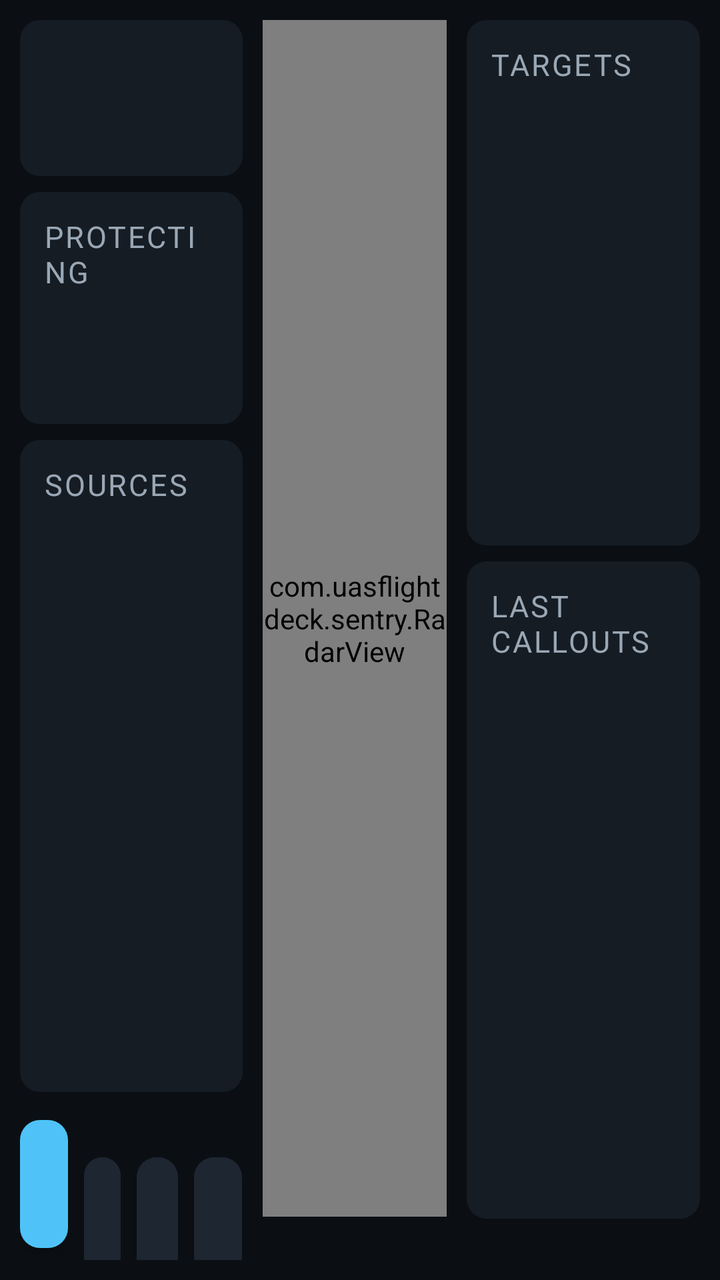
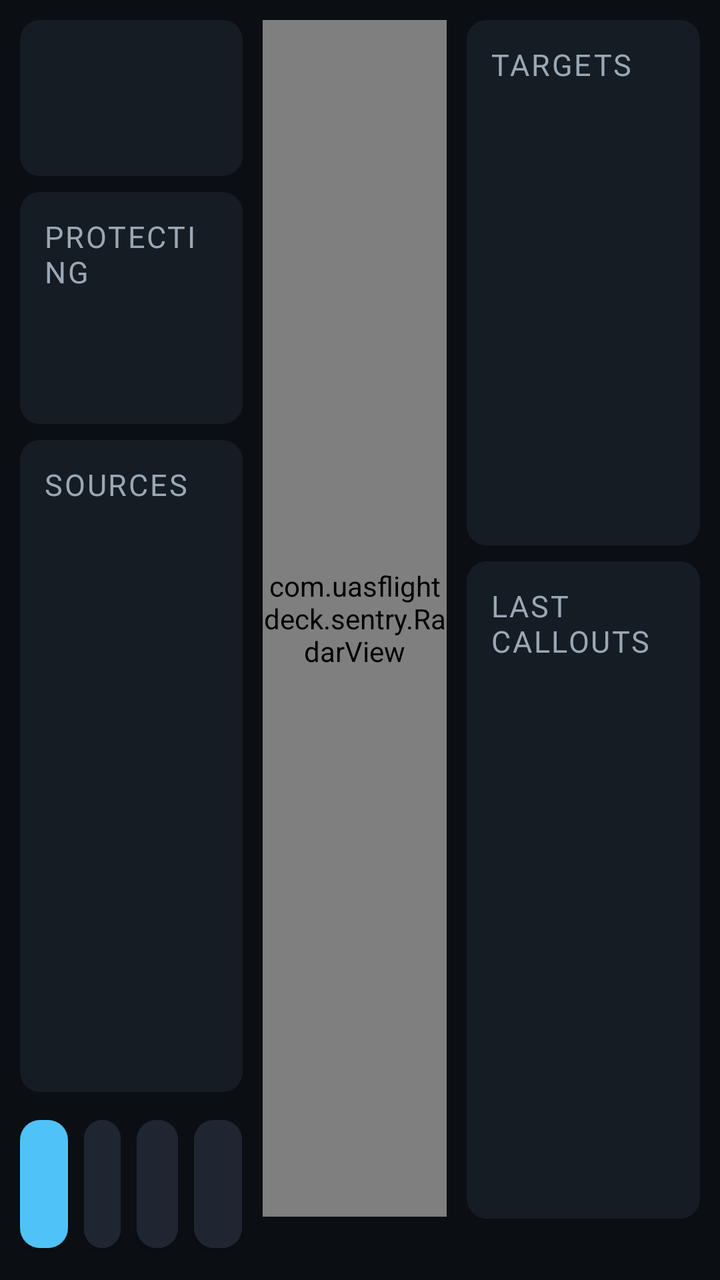

The first picture is an Android layout as it rendered before a commit; the second is the same layout after the commit. The layout source and the unified diff follow.
<!-- AndroidManifest.xml: application theme Theme.Sentry -->
<!-- res/layout/activity_main.xml -->
<?xml version="1.0" encoding="utf-8"?>
<LinearLayout xmlns:android="http://schemas.android.com/apk/res/android"
    android:layout_width="match_parent"
    android:layout_height="match_parent"
    android:background="@color/bg"
    android:orientation="horizontal"
    android:padding="10dp">

    
    <LinearLayout
        android:layout_width="0dp"
        android:layout_height="match_parent"
        android:layout_weight="1.15"
        android:orientation="vertical">

        <TextView
            android:id="@+id/banner"
            android:layout_width="match_parent"
            android:layout_height="wrap_content"
            android:background="@drawable/panel_bg"
            android:gravity="center_vertical"
            android:minHeight="78dp"
            android:paddingHorizontal="14dp"
            android:paddingVertical="8dp"
            android:textColor="@color/bg"
            android:textSize="28sp"
            android:textStyle="bold" />

        <ProgressBar
            android:id="@+id/replayProgress"
            style="?android:attr/progressBarStyleHorizontal"
            android:layout_width="match_parent"
            android:layout_height="8dp"
            android:layout_marginTop="4dp"
            android:max="1000"
            android:progressTint="@color/replay"
            android:visibility="gone" />

        <TextView
            android:id="@+id/updateBanner"
            android:layout_width="match_parent"
            android:layout_height="wrap_content"
            android:layout_marginTop="6dp"
            android:background="@drawable/panel_bg"
            android:paddingHorizontal="14dp"
            android:paddingVertical="8dp"
            android:textColor="@color/caution"
            android:textSize="17sp"
            android:textStyle="bold"
            android:visibility="gone" />

        <LinearLayout
            style="@style/Sentry.Panel"
            android:layout_width="match_parent"
            android:layout_height="wrap_content"
            android:layout_marginTop="8dp"
            android:orientation="vertical">
            <TextView android:id="@+id/droneLabel" style="@style/Sentry.Label" android:layout_width="wrap_content" android:layout_height="wrap_content" android:text="Protecting" />
            <TextView android:id="@+id/drone" style="@style/Sentry.Value" android:layout_width="match_parent" android:layout_height="wrap_content" android:textSize="24sp" android:textStyle="bold" />
            <TextView android:id="@+id/droneDetail" android:layout_width="match_parent" android:layout_height="wrap_content" android:textColor="@color/dim" android:textSize="16sp" />
        </LinearLayout>

        <LinearLayout
            style="@style/Sentry.Panel"
            android:layout_width="match_parent"
            android:layout_height="0dp"
            android:layout_marginTop="8dp"
            android:layout_weight="1"
            android:orientation="vertical">
            <TextView style="@style/Sentry.Label" android:layout_width="wrap_content" android:layout_height="wrap_content" android:text="Sources" />
            <TextView android:id="@+id/sources" android:layout_width="match_parent" android:layout_height="wrap_content" android:fontFamily="monospace" android:textSize="16sp" android:lineSpacingExtra="4dp" />
        </LinearLayout>

        <LinearLayout
            android:layout_width="match_parent"
            android:layout_height="wrap_content"
            android:layout_marginTop="8dp"
            android:orientation="horizontal">
            <com.google.android.material.button.MaterialButton
                android:id="@+id/btnArm"
                style="@style/Sentry.Button"
                android:layout_width="0dp"
                android:layout_height="76dp"
                android:layout_weight="1.05"
                android:textSize="20sp" />
            <com.google.android.material.button.MaterialButton
                android:id="@+id/btnTest"
                style="@style/Sentry.Button"
                android:layout_width="0dp"
                android:layout_height="76dp"
                android:layout_marginStart="8dp"
                android:layout_weight="0.8"
                android:backgroundTint="@color/panel2"
                android:text="Test"
                android:textSize="16sp"
                android:textColor="@color/ink" />
            <com.google.android.material.button.MaterialButton
                android:id="@+id/btnPick"
                style="@style/Sentry.Button"
                android:layout_width="0dp"
                android:layout_height="76dp"
                android:layout_marginStart="8dp"
                android:layout_weight="0.9"
                android:backgroundTint="@color/panel2"
                android:text="Drone…"
                android:textSize="16sp"
                android:textColor="@color/ink" />
            <com.google.android.material.button.MaterialButton
                android:id="@+id/btnSettings"
                style="@style/Sentry.Button"
                android:layout_width="0dp"
                android:layout_height="76dp"
                android:layout_marginStart="8dp"
                android:layout_weight="1.05"
                android:backgroundTint="@color/panel2"
                android:text="Settings"
                android:textSize="16sp"
                android:textColor="@color/ink" />
        </LinearLayout>
    </LinearLayout>

    
    <LinearLayout
        android:layout_width="0dp"
        android:layout_height="match_parent"
        android:layout_marginStart="10dp"
        android:layout_weight="0.95"
        android:gravity="center_horizontal"
        android:orientation="vertical">
        <com.uasflightdeck.sentry.RadarView
            android:id="@+id/radar"
            android:layout_width="match_parent"
            android:layout_height="0dp"
            android:layout_weight="1" />
        <TextView
            android:id="@+id/zones"
            android:layout_width="match_parent"
            android:layout_height="wrap_content"
            android:gravity="center"
            android:textColor="@color/dim"
            android:textSize="16sp" />
    </LinearLayout>

    
    <LinearLayout
        android:layout_width="0dp"
        android:layout_height="match_parent"
        android:layout_marginStart="10dp"
        android:layout_weight="1.2"
        android:orientation="vertical">
        <LinearLayout
            style="@style/Sentry.Panel"
            android:layout_width="match_parent"
            android:layout_height="0dp"
            android:layout_weight="1"
            android:orientation="vertical">
            <TextView android:id="@+id/targetsLabel" style="@style/Sentry.Label" android:layout_width="wrap_content" android:layout_height="wrap_content" android:text="Targets" />
            <TextView android:id="@+id/targets" android:layout_width="match_parent" android:layout_height="wrap_content" android:fontFamily="monospace" android:textSize="15sp" android:lineSpacingExtra="3dp" />
        </LinearLayout>
        <LinearLayout
            style="@style/Sentry.Panel"
            android:layout_width="match_parent"
            android:layout_height="0dp"
            android:layout_marginTop="8dp"
            android:layout_weight="1.25"
            android:orientation="vertical">
            <TextView style="@style/Sentry.Label" android:layout_width="wrap_content" android:layout_height="wrap_content" android:text="Last callouts" />
            <TextView android:id="@+id/callouts" android:layout_width="match_parent" android:layout_height="wrap_content" android:textSize="16sp" android:lineSpacingExtra="4dp" />
        </LinearLayout>
        <TextView
            android:id="@+id/log"
            android:layout_width="match_parent"
            android:layout_height="wrap_content"
            android:layout_marginTop="6dp"
            android:fontFamily="monospace"
            android:maxLines="4"
            android:textColor="@color/dim"
            android:textSize="11sp" />
    </LinearLayout>
</LinearLayout>
<!-- resources referenced by this layout -->
<resources>
  <color name="bg">#0B0F14</color>
  <color name="caution">#FFC400</color>
  <color name="dim">#9AA7B4</color>
  <color name="ink">#F2F5F8</color>
  <color name="panel2">#1D2631</color>
  <color name="replay">#B388FF</color>
  <!-- drawable panel_bg (drawable) -->
  <shape xmlns:android="http://schemas.android.com/apk/res/android">
      <solid android:color="@color/panel" />
      <corners android:radius="10dp" />
  </shape>
  <style name="Sentry.Button" parent="Widget.MaterialComponents.Button">
          <item name="android:textSize">18sp</item>
          <item name="android:minHeight">64dp</item>
          <item name="cornerRadius">10dp</item>
          <item name="android:textStyle">bold</item>
          <item name="android:textAllCaps">false</item>
          <item name="android:maxLines">1</item>
          <item name="android:paddingStart">6dp</item>
          <item name="android:letterSpacing">0</item>
          <item name="android:paddingEnd">6dp</item>
      </style>
  <style name="Sentry.Label" parent="">
          <item name="android:textColor">@color/dim</item>
          <item name="android:textSize">15sp</item>
          <item name="android:textAllCaps">true</item>
          <item name="android:letterSpacing">0.06</item>
      </style>
  <style name="Sentry.Panel" parent="">
          <item name="android:background">@drawable/panel_bg</item>
          <item name="android:padding">12dp</item>
      </style>
  <style name="Sentry.Value" parent="">
          <item name="android:textColor">@color/ink</item>
          <item name="android:textSize">20sp</item>
      </style>
  <style name="Theme.Sentry" parent="Theme.MaterialComponents.NoActionBar">
          <item name="colorPrimary">@color/advisory</item>
          <item name="colorOnPrimary">@color/bg</item>
          <item name="colorSecondary">@color/ok</item>
          <item name="android:windowBackground">@color/bg</item>
          <item name="android:statusBarColor">@color/bg</item>
          <item name="android:navigationBarColor">@color/bg</item>
          <item name="android:textColorPrimary">@color/ink</item>
          <item name="android:textColorSecondary">@color/dim</item>
          <item name="android:textColor">@color/ink</item>
      </style>
  <color name="panel">#151C24</color>
  <color name="advisory">#4FC3F7</color>
  <color name="ok">#3DDC84</color>
</resources>

<!-- the commit's change to res/layout/activity_main.xml (unified diff, before → after) -->
@@ -1,5 +1,6 @@
 <?xml version="1.0" encoding="utf-8"?>
 <LinearLayout xmlns:android="http://schemas.android.com/apk/res/android"
+    xmlns:app="http://schemas.android.com/apk/res-auto"
     android:layout_width="match_parent"
     android:layout_height="match_parent"
     android:background="@color/bg"
@@ -8,6 +9,7 @@
 
     
     <LinearLayout
+        android:id="@+id/colLeft"
         android:layout_width="0dp"
         android:layout_height="match_parent"
         android:layout_weight="1.15"
@@ -50,6 +52,7 @@
             android:visibility="gone" />
 
         <LinearLayout
+            android:id="@+id/dronePanel"
             style="@style/Sentry.Panel"
             android:layout_width="match_parent"
             android:layout_height="wrap_content"
@@ -61,24 +64,37 @@
         </LinearLayout>
 
         <LinearLayout
+            android:id="@+id/sourcesPanel"
             style="@style/Sentry.Panel"
             android:layout_width="match_parent"
             android:layout_height="0dp"
             android:layout_marginTop="8dp"
             android:layout_weight="1"
             android:orientation="vertical">
-            <TextView style="@style/Sentry.Label" android:layout_width="wrap_content" android:layout_height="wrap_content" android:text="Sources" />
+            <TextView android:id="@+id/sourcesLabel" style="@style/Sentry.Label" android:layout_width="wrap_content" android:layout_height="wrap_content" android:text="Sources" />
             <TextView android:id="@+id/sources" android:layout_width="match_parent" android:layout_height="wrap_content" android:fontFamily="monospace" android:textSize="16sp" android:lineSpacingExtra="4dp" />
         </LinearLayout>
 
-        <LinearLayout
-            android:layout_width="match_parent"
-            android:layout_height="wrap_content"
-            android:layout_marginTop="8dp"
+        
+        <LinearLayout
+            android:id="@+id/buttonBox"
+            android:layout_width="match_parent"
+            android:layout_height="wrap_content"
+            android:layout_marginTop="8dp"
+            android:orientation="vertical">
+        <LinearLayout
+            android:id="@+id/buttonRow"
+            android:layout_width="match_parent"
+            android:layout_height="wrap_content"
+            android:baselineAligned="false"
             android:orientation="horizontal">
             <com.google.android.material.button.MaterialButton
                 android:id="@+id/btnArm"
                 style="@style/Sentry.Button"
+                app:autoSizeTextType="uniform"
+                app:autoSizeMinTextSize="11sp"
+                app:autoSizeMaxTextSize="20sp"
+                app:autoSizeStepGranularity="1sp"
                 android:layout_width="0dp"
                 android:layout_height="76dp"
                 android:layout_weight="1.05"
@@ -86,6 +102,10 @@
             <com.google.android.material.button.MaterialButton
                 android:id="@+id/btnTest"
                 style="@style/Sentry.Button"
+                app:autoSizeTextType="uniform"
+                app:autoSizeMinTextSize="11sp"
+                app:autoSizeMaxTextSize="16sp"
+                app:autoSizeStepGranularity="1sp"
                 android:layout_width="0dp"
                 android:layout_height="76dp"
                 android:layout_marginStart="8dp"
@@ -97,6 +117,10 @@
             <com.google.android.material.button.MaterialButton
                 android:id="@+id/btnPick"
                 style="@style/Sentry.Button"
+                app:autoSizeTextType="uniform"
+                app:autoSizeMinTextSize="11sp"
+                app:autoSizeMaxTextSize="16sp"
+                app:autoSizeStepGranularity="1sp"
                 android:layout_width="0dp"
                 android:layout_height="76dp"
                 android:layout_marginStart="8dp"
@@ -108,6 +132,10 @@
             <com.google.android.material.button.MaterialButton
                 android:id="@+id/btnSettings"
                 style="@style/Sentry.Button"
+                app:autoSizeTextType="uniform"
+                app:autoSizeMinTextSize="11sp"
+                app:autoSizeMaxTextSize="16sp"
+                app:autoSizeStepGranularity="1sp"
                 android:layout_width="0dp"
                 android:layout_height="76dp"
                 android:layout_marginStart="8dp"
@@ -117,10 +145,12 @@
                 android:textSize="16sp"
                 android:textColor="@color/ink" />
         </LinearLayout>
+        </LinearLayout>
     </LinearLayout>
 
     
     <LinearLayout
+        android:id="@+id/colCentre"
         android:layout_width="0dp"
         android:layout_height="match_parent"
         android:layout_marginStart="10dp"
@@ -143,6 +173,7 @@
 
     
     <LinearLayout
+        android:id="@+id/colRight"
         android:layout_width="0dp"
         android:layout_height="match_parent"
         android:layout_marginStart="10dp"
@@ -164,7 +195,7 @@
             android:layout_marginTop="8dp"
             android:layout_weight="1.25"
             android:orientation="vertical">
-            <TextView style="@style/Sentry.Label" android:layout_width="wrap_content" android:layout_height="wrap_content" android:text="Last callouts" />
+            <TextView android:id="@+id/calloutsLabel" style="@style/Sentry.Label" android:layout_width="wrap_content" android:layout_height="wrap_content" android:text="Last callouts" />
             <TextView android:id="@+id/callouts" android:layout_width="match_parent" android:layout_height="wrap_content" android:textSize="16sp" android:lineSpacingExtra="4dp" />
         </LinearLayout>
         <TextView
